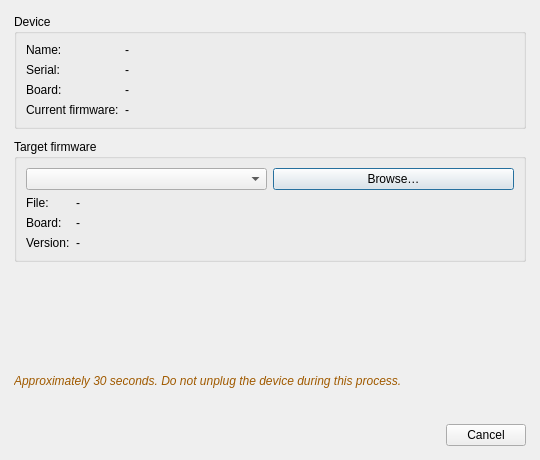
anpeaco/FreeJoyXConfiguratorQt, file src/dialogs/flashconfirmationdialog.ui: the form before one commit.
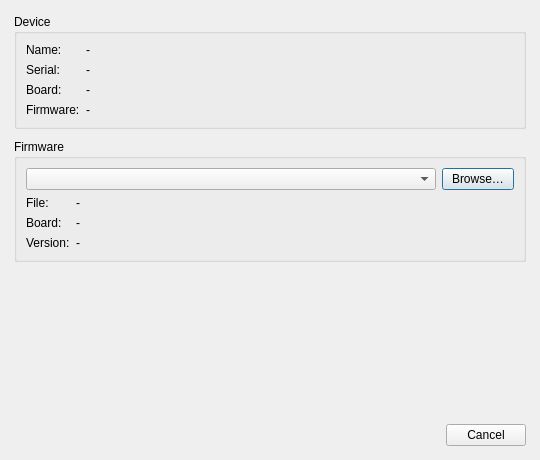
The form after the commit.

Diff of the .ui file:
```diff
--- a/src/dialogs/flashconfirmationdialog.ui
+++ b/src/dialogs/flashconfirmationdialog.ui
@@ -54,7 +54,7 @@
       </item>
       <item row="3" column="0">
        <widget class="QLabel" name="label_DeviceFwTag">
-        <property name="text"><string>Current firmware:</string></property>
+        <property name="text"><string>Firmware:</string></property>
        </widget>
       </item>
       <item row="3" column="1">
@@ -66,16 +66,31 @@
    <item>
     <widget class="QGroupBox" name="groupBox_Target">
      <property name="title">
-      <string>Target firmware</string>
+      <string>Firmware</string>
      </property>
      <layout class="QVBoxLayout" name="vbox_Target">
       <item>
        <layout class="QHBoxLayout" name="row_Source">
+        <property name="spacing"><number>6</number></property>
         <item>
-         <widget class="QComboBox" name="comboBox_Source"/>
+         <widget class="QComboBox" name="comboBox_Source">
+          <property name="sizePolicy">
+           <sizepolicy hsizetype="Expanding" vsizetype="Fixed">
+            <horstretch>1</horstretch>
+            <verstretch>0</verstretch>
+           </sizepolicy>
+          </property>
+         </widget>
         </item>
         <item>
          <widget class="QPushButton" name="pushButton_Browse">
+          <property name="sizePolicy">
+           <sizepolicy hsizetype="Fixed" vsizetype="Fixed">
+            <horstretch>0</horstretch>
+            <verstretch>0</verstretch>
+           </sizepolicy>
+          </property>
+          <property name="maximumSize"><size><width>72</width><height>16777215</height></size></property>
           <property name="text"><string>Browse…</string></property>
          </widget>
         </item>
@@ -116,22 +131,20 @@
     <widget class="QLabel" name="label_Verdict">
      <property name="text"><string notr="true"/></property>
      <property name="wordWrap"><bool>true</bool></property>
-     <property name="styleSheet">
-      <string notr="true">padding:8px; border-radius:4px; font-weight:600;</string>
-     </property>
     </widget>
    </item>
    <item>
     <widget class="QLabel" name="label_Warning">
-     <property name="text">
-      <string>Approximately 30 seconds. Do not unplug the device during this process.</string>
-     </property>
+     <property name="text"><string notr="true"/></property>
      <property name="wordWrap"><bool>true</bool></property>
-     <property name="styleSheet">
-      <string notr="true">color:#a05a00; font-style:italic;</string>
-     </property>
     </widget>
    </item>
+   <item>
+    <spacer name="verticalSpacer_BeforeButtons">
+     <property name="orientation"><enum>Qt::Vertical</enum></property>
+     <property name="sizeHint" stdset="0"><size><width>20</width><height>0</height></size></property>
+    </spacer>
+   </item>
    <item>
     <widget class="QDialogButtonBox" name="buttonBox">
      <property name="standardButtons">
```
Left out of the diff: 5 changed lines with no effect on the pictures.
